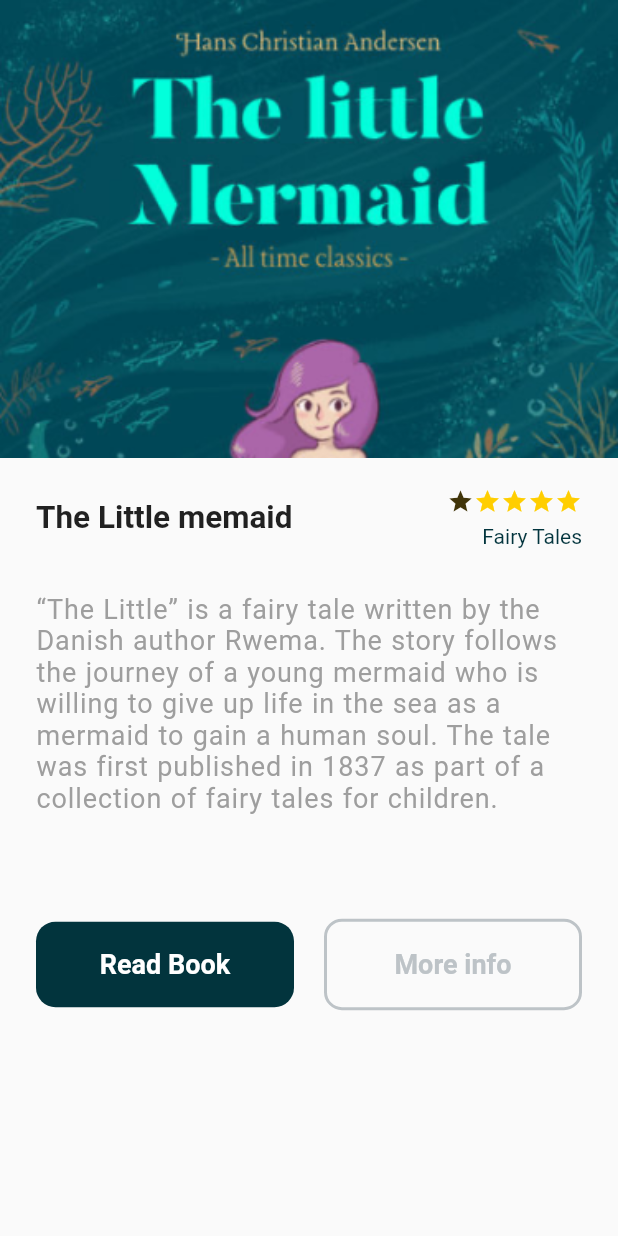
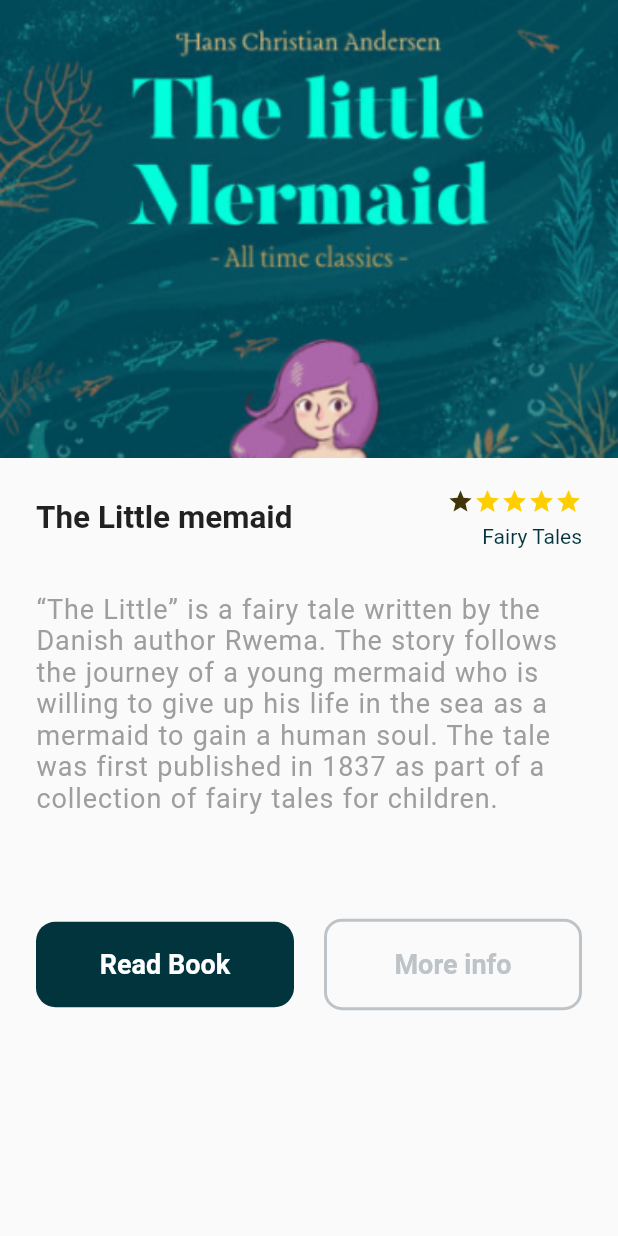
Before and after one commit to rwema3/FlutterBookApp, a Flutter app: the BookDetails screen opened directly, on a phone screen of 412 x 824 dp. Run offline on Flutter 3.47's test engine with Material 2 defaults, Android fonts, the phone set to English and light mode, and no system bars.

Commit message:
Flutter book app

```diff
--- a/lib/views/book_details.dart
+++ b/lib/views/book_details.dart
@@ -36,7 +36,7 @@ class BookDetails extends StatelessWidget {
                     ],
                   ),
                   SizedBox(height: 30,),
-                  Text("“The Little” is a fairy tale written by the Danish author Rwema. The story follows the journey of a young mermaid who is willing to give up life in the sea as a mermaid to gain a human soul. The tale was first published in 1837 as part of a collection of fairy tales for children.", style: TextStyle(
+                  Text("“The Little” is a fairy tale written by the Danish author Rwema. The story follows the journey of a young mermaid who is willing to give up his life in the sea as a mermaid to gain a human soul. The tale was first published in 1837 as part of a collection of fairy tales for children.", style: TextStyle(
                     color: Colors.grey,
                     fontSize: 18,
                     letterSpacing: 0.6,
```
